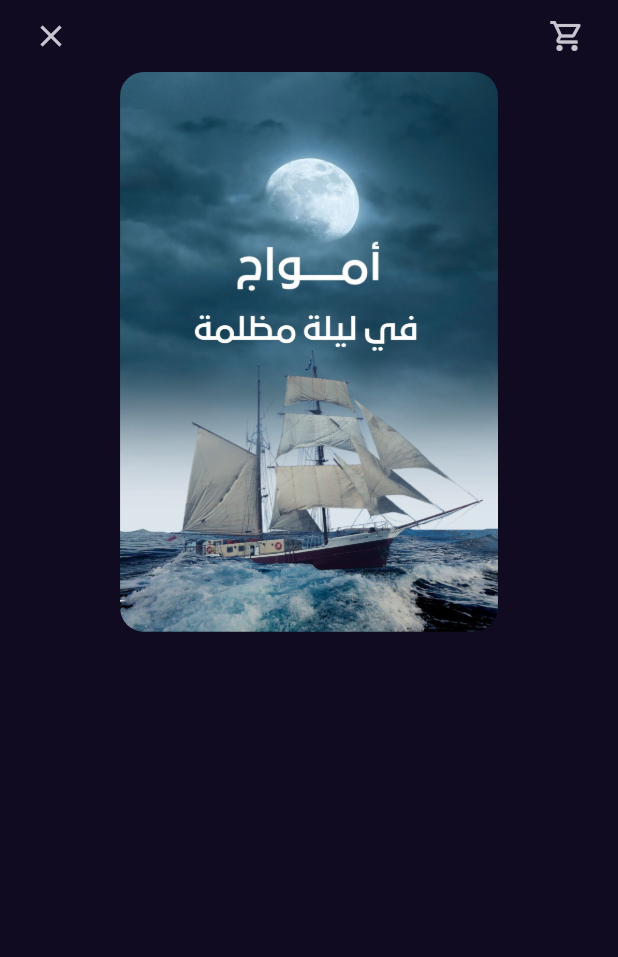
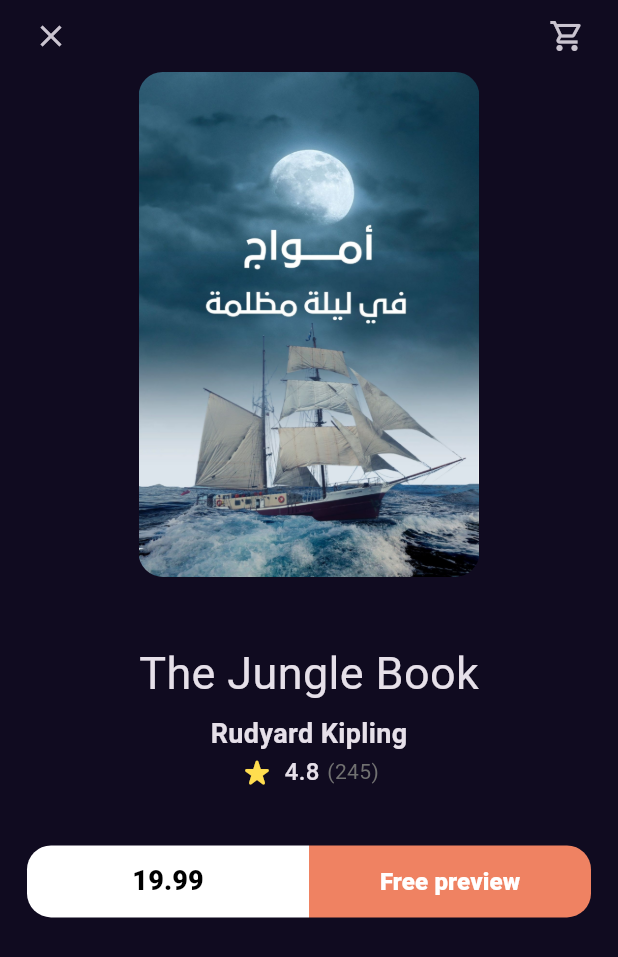
Before and after one commit to hamadia/Bookly_app, a Flutter app: the BookDetailsView screen opened by its route, on a phone screen of 412 x 824 dp. Shown: the top 957 px of the screen. Run offline on Flutter 3.47's test engine with Material 3 defaults, Android fonts, the phone set to English and light mode, and no system bars; our stand-ins replace go_router; Roboto replaces fonts that are missing (GT Sectra Fine).

Commit message:
+ books_action

```diff
--- a/lib/Features/home/presentation/views/widgets/book_details_view_body.dart
+++ b/lib/Features/home/presentation/views/widgets/book_details_view_body.dart
@@ -1,6 +1,8 @@
+import 'package:bookly/Features/home/presentation/views/widgets/book_rating.dart';
+import 'package:bookly/Features/home/presentation/views/widgets/books_action.dart';
 import 'package:bookly/Features/home/presentation/views/widgets/custom_book_details_app_bar.dart';
 import 'package:bookly/Features/home/presentation/views/widgets/custom_book_item.dart';
-import 'package:flutter/cupertino.dart';
+import 'package:bookly/core/utils/styles.dart';
 import 'package:flutter/material.dart';
 
 class BookDetailsViewBody extends StatelessWidget {
@@ -15,9 +17,30 @@
         children: [
           const CustomBookDetailsAppBar(),
           Padding(
-            padding: EdgeInsets.symmetric(horizontal: width * .17),
+            padding: EdgeInsets.symmetric(horizontal: width * .2),
             child: const CustomBookItem(),
           ),
+          const SizedBox(
+            height: 43,
+          ),
+          const Text(
+            'The Jungle Book',
+            style: Styles.textStyle30N,
+          ),
+          const SizedBox(
+            height: 6,
+          ),
+          const Text(
+            'Rudyard Kipling',
+            style: Styles.textStyle18S,
+          ),
+          const BookRating(
+            mainAxisAlignment: MainAxisAlignment.center,
+          ),
+          const SizedBox(
+            height: 37,
+          ),
+          const BooksAction(),
         ],
       ),
     );
--- a/lib/Features/home/presentation/views/widgets/book_rating.dart
+++ b/lib/Features/home/presentation/views/widgets/book_rating.dart
@@ -3,11 +3,15 @@
 import '../../../../../core/utils/styles.dart';
 
 class BookRating extends StatelessWidget {
-  const BookRating({super.key});
+  const BookRating(
+      {this.mainAxisAlignment = MainAxisAlignment.start, super.key});
+
+  final MainAxisAlignment mainAxisAlignment;
 
   @override
   Widget build(BuildContext context) {
     return Row(
+      mainAxisAlignment: mainAxisAlignment,
       children: [
         const Icon(
           Icons.star_rate_rounded,
@@ -24,7 +28,7 @@
           width: 5,
         ),
         Text(
-          '245',
+          '(245)',
           style: Styles.textStyle14N.copyWith(
             color: const Color(0xFF707070),
           ),
--- /dev/null
+++ b/lib/Features/home/presentation/views/widgets/books_action.dart
@@ -0,0 +1,41 @@
+import 'package:flutter/material.dart';
+
+import '../../../../../core/widgets/custom_button.dart';
+
+class BooksAction extends StatelessWidget {
+  const BooksAction({super.key});
+
+  @override
+  Widget build(BuildContext context) {
+    return const Padding(
+      padding: EdgeInsets.symmetric(horizontal: 8),
+      child: Row(
+        children: [
+          Expanded(
+            child: CustomButton(
+              backgroundColor: Colors.white,
+              textColor: Colors.black,
+              text: '19.99',
+              borderRadius: BorderRadius.only(
+                topLeft: Radius.circular(16),
+                bottomLeft: Radius.circular(16),
+              ),
+            ),
+          ),
+          Expanded(
+            child: CustomButton(
+              backgroundColor: Color(0xFFEF8262),
+              textColor: Colors.white,
+              text: 'Free preview',
+              fontSize: 16,
+              borderRadius: BorderRadius.only(
+                topRight: Radius.circular(16),
+                bottomRight: Radius.circular(16),
+              ),
+            ),
+          ),
+        ],
+      ),
+    );
+  }
+}
--- /dev/null
+++ b/lib/core/widgets/custom_button.dart
@@ -0,0 +1,44 @@
+import 'package:bookly/core/utils/styles.dart';
+import 'package:flutter/material.dart';
+
+class CustomButton extends StatelessWidget {
+  const CustomButton({
+    required this.backgroundColor,
+    required this.text,
+    this.borderRadius,
+    required this.textColor,
+    this.fontSize,
+    super.key,
+  });
+
+  final Color backgroundColor;
+  final Color textColor;
+  final BorderRadius? borderRadius;
+  final String text;
+
+  final double? fontSize;
+
+  @override
+  Widget build(BuildContext context) {
+    return SizedBox(
+      height: 48,
+      child: TextButton(
+        onPressed: () {},
+        style: TextButton.styleFrom(
+          backgroundColor: backgroundColor,
+          shape: RoundedRectangleBorder(
+            borderRadius: borderRadius ?? BorderRadius.circular(16),
+          ),
+        ),
+        child: Text(
+          text,
+          style: Styles.textStyle18S.copyWith(
+            color: textColor,
+            fontWeight: FontWeight.w900,
+            fontSize: fontSize,
+          ),
+        ),
+      ),
+    );
+  }
+}
```
